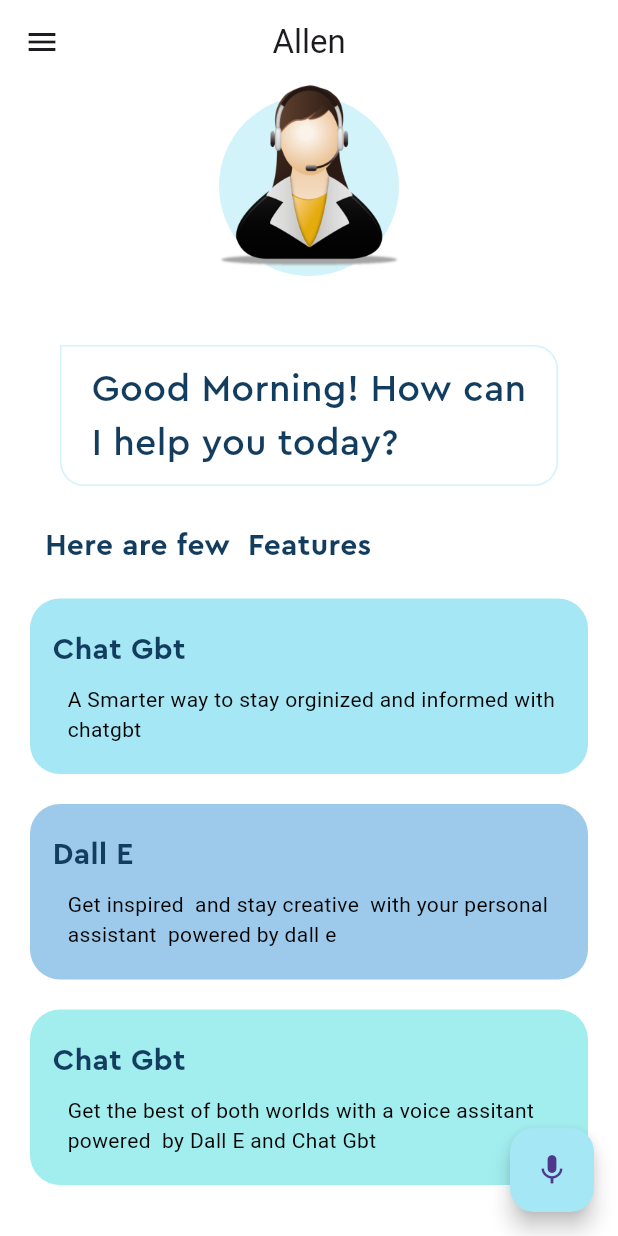
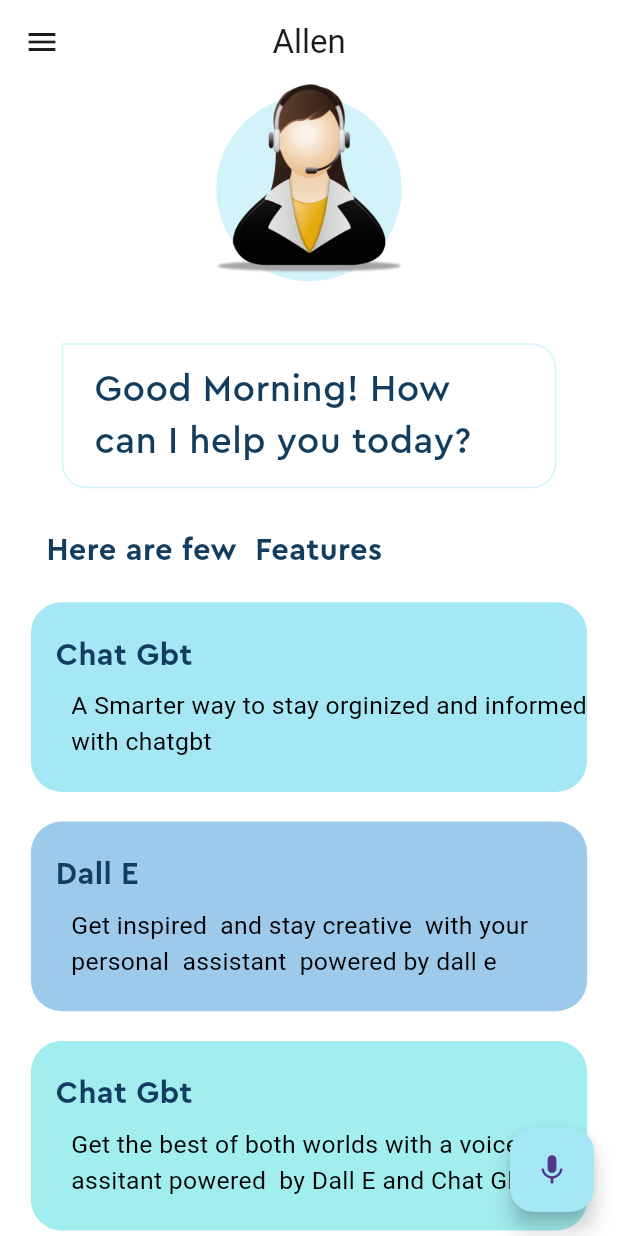
Before and after one commit to pakpuk/Voice-Assistant-App-with-ChatGPT-Dall-E-AI-Image_generation, a Flutter app: the screen it shows after launch, after a tap on the "mic" icon, on a phone screen of 412 x 824 dp. Run offline on Flutter 3.47's test engine with Material 3 defaults, Android fonts, the phone set to English and light mode, and no system bars; our stand-ins replace speech_to_text.

```diff
--- a/lib/componants/box_feature.dart
+++ b/lib/componants/box_feature.dart
@@ -1,11 +1,11 @@
 import 'package:flutter/material.dart';
 import 'package:voice_assistant_app/theming/colors.dart';
-import 'package:voice_assistant_app/utils/constants.dart';
 
 class BoxFeature extends StatelessWidget {
   final Color boxcolor;
   final String boxtitle;
   final String boxsubtitle;
+
   const BoxFeature({
     super.key,
     required this.boxcolor,
@@ -15,15 +15,23 @@ class BoxFeature extends StatelessWidget {
 
   @override
   Widget build(BuildContext context) {
+    final screenWidth = MediaQuery.of(context).size.width;
+    final screenHeight = MediaQuery.of(context).size.height;
+
     return Container(
       width: double.infinity,
-      margin: EdgeInsets.symmetric(horizontal: 20, vertical: 10),
+      margin: EdgeInsets.symmetric(
+        horizontal: screenWidth * 0.05,
+        vertical: screenHeight * 0.012,
+      ),
       decoration: BoxDecoration(
-          color: boxcolor, borderRadius: BorderRadius.all(Radius.circular(20))),
+        color: boxcolor,
+        borderRadius: BorderRadius.all(Radius.circular(screenWidth * 0.05)),
+      ),
       child: Padding(
-        padding: const EdgeInsets.symmetric(vertical: 20.0).copyWith(
-          left: 15,
-        ),
+        padding: EdgeInsets.symmetric(
+          vertical: screenHeight * 0.025,
+        ).copyWith(left: screenWidth * 0.04),
         child: Column(
           crossAxisAlignment: CrossAxisAlignment.start,
           children: [
@@ -32,19 +40,20 @@ class BoxFeature extends StatelessWidget {
               style: TextStyle(
                 fontWeight: FontWeight.bold,
                 fontFamily: 'Cera Pro',
-                fontSize: 20,
+                fontSize: screenWidth * 0.05,
                 color: Pallete.mainFontColor,
               ),
             ),
             SizedBox(
-              height: 8,
+              height: screenHeight * 0.01,
             ),
             Padding(
-              padding: const EdgeInsets.only(left: 10),
+              padding: EdgeInsets.only(left: screenWidth * 0.025),
               child: Text(
                 boxsubtitle,
                 style: TextStyle(
                   color: Pallete.blackColor,
+                  fontSize: screenWidth * 0.04,
                 ),
               ),
             ),
--- a/lib/componants/profile_widget.dart
+++ b/lib/componants/profile_widget.dart
@@ -7,24 +7,32 @@ class ProfileWidget extends StatelessWidget {
 
   @override
   Widget build(BuildContext context) {
+    // Get screen width for responsiveness
+    final screenWidth = MediaQuery.of(context).size.width;
+    // Scale profile size (120 is base size)
+    final profileSize = screenWidth * 0.3; // 30% of screen width
+
     return Stack(
       children: [
         Container(
           margin: const EdgeInsets.only(top: 8),
-          height: 120,
-          width: 120,
+          height: profileSize,
+          width: profileSize,
           decoration: BoxDecoration(
             color: Pallete.assistantCircleColor,
             shape: BoxShape.circle,
           ),
         ),
         Container(
-          height: 123,
-          width: 120,
+          height: profileSize + 3, // same +3 offset as original
+          width: profileSize,
           decoration: BoxDecoration(
-            image: DecorationImage(image: AssetImage(Constants.assetAvatar)),
+            image: DecorationImage(
+              image: AssetImage(Constants.assetAvatar),
+              fit: BoxFit.cover,
+            ),
           ),
-        )
+        ),
       ],
     );
   }
--- a/lib/componants/wlc_message_widget.dart
+++ b/lib/componants/wlc_message_widget.dart
@@ -11,27 +11,33 @@ class WlcMessageWidget extends StatefulWidget {
 class _WlcMessageWidgetState extends State<WlcMessageWidget> {
   @override
   Widget build(BuildContext context) {
+    final screenWidth = MediaQuery.of(context).size.width;
+    final screenHeight = MediaQuery.of(context).size.height;
+
     return Container(
-      margin: EdgeInsets.symmetric(horizontal: 40).copyWith(
-        top: 30,
+      margin: EdgeInsets.symmetric(horizontal: screenWidth * 0.1).copyWith(
+        top: screenHeight * 0.03,
       ),
-      padding: EdgeInsetsDirectional.symmetric(
-        vertical: 10,
-        horizontal: 20,
+      padding: EdgeInsets.symmetric(
+        vertical: screenHeight * 0.015,
+        horizontal: screenWidth * 0.05,
       ),
       decoration: BoxDecoration(
         border: Border.all(color: Pallete.assistantCircleColor),
         borderRadius: BorderRadius.only(
-            topRight: Radius.circular(16),
-            bottomLeft: Radius.circular(16),
-            bottomRight: Radius.circular(16)),
+          topRight: Radius.circular(screenWidth * 0.04),
+          bottomLeft: Radius.circular(screenWidth * 0.04),
+          bottomRight: Radius.circular(screenWidth * 0.04),
+        ),
       ),
-      child: const Text("Good Morning! How can I help you today?",
-          style: TextStyle(
-            fontFamily: 'Cera Pro',
-            color: Pallete.mainFontColor,
-            fontSize: 25,
-          )),
+      child: Text(
+        "Good Morning! How can I help you today?",
+        style: TextStyle(
+          fontFamily: 'Cera Pro',
+          color: Pallete.mainFontColor,
+          fontSize: screenWidth * 0.06,
+        ),
+      ),
     );
   }
 }
--- a/lib/main.dart
+++ b/lib/main.dart
@@ -13,7 +13,6 @@ class MyApp extends StatelessWidget {
   Widget build(BuildContext context) {
     return MaterialApp(
       debugShowCheckedModeBanner: false,
-      title: 'Flutter Demo',
       theme: ThemeData.light(
         useMaterial3: true,
       ).copyWith(scaffoldBackgroundColor: Pallete.whiteColor),
--- /dev/null
+++ b/lib/utils/secrets.dart
@@ -0,0 +1 @@
+const GeminiApiKey = "AIzaSyCwstu-3QysYdGQ1muSONjgQwSu741JYW4";
--- a/lib/view/Home_page.dart
+++ b/lib/view/Home_page.dart
@@ -1,4 +1,6 @@
 import 'package:flutter/material.dart';
+import 'package:speech_to_text/speech_recognition_result.dart';
+import 'package:speech_to_text/speech_to_text.dart';
 import 'package:voice_assistant_app/componants/box_feature.dart';
 import 'package:voice_assistant_app/componants/profile_widget.dart';
 import 'package:voice_assistant_app/componants/wlc_message_widget.dart';
@@ -14,8 +16,45 @@ class HomePage extends StatefulWidget {
 }
 
 class _HomePageState extends State<HomePage> {
+  final speechToText = SpeechToText();
+  String lastWords = '';
   @override
+  void initState() {
+    super.initState();
+    initSpeechToText();
+  }
+
+  Future<void> initSpeechToText() async {
+    await speechToText.initialize();
+    setState(() {});
+  }
+
+  Future<void> startListening() async {
+    await speechToText.listen(onResult: onSpeechResult);
+    setState(() {});
+  }
+
+  Future<void> stopListening() async {
+    await speechToText.stop();
+    setState(() {});
+  }
+
+  void onSpeechResult(SpeechRecognitionResult result) {
+    setState(() {
+      lastWords = result.recognizedWords;
+    });
+  }
+
+  @override
+  void dispose() {
+    speechToText.stop();
+    super.dispose();
+  }
+
   Widget build(BuildContext context) {
+    final screenWidth = MediaQuery.of(context).size.width;
+    final screenHeight = MediaQuery.of(context).size.height;
+
     return Scaffold(
       appBar: AppBar(
         backgroundColor: Pallete.whiteColor,
@@ -23,21 +62,22 @@ class _HomePageState extends State<HomePage> {
         centerTitle: true,
         leading: Icon(Icons.menu),
       ),
-      body: Column(
+      body: SingleChildScrollView(
+        child: Column(
           children: [
             Center(
               child: ProfileWidget(),
             ),
             SizedBox(
-            height: 16,
+              height: screenHeight * 0.02,
             ),
             WlcMessageWidget(),
             SizedBox(
-            height: 16,
+              height: screenHeight * 0.02,
             ),
             Container(
-            padding: EdgeInsets.all(10),
-            margin: EdgeInsets.only(left: 20),
+              padding: EdgeInsets.all(screenWidth * 0.025),
+              margin: EdgeInsets.only(left: screenWidth * 0.05),
               child: Align(
                 alignment: Alignment.centerLeft,
                 child: Text(
@@ -45,7 +85,7 @@ class _HomePageState extends State<HomePage> {
                   style: TextStyle(
                     fontFamily: 'Cera Pro',
                     color: Pallete.mainFontColor,
-                  fontSize: 20,
+                    fontSize: screenWidth * 0.05,
                     fontWeight: FontWeight.bold,
                   ),
                 ),
@@ -72,8 +112,17 @@ class _HomePageState extends State<HomePage> {
             )
           ],
         ),
+      ),
       floatingActionButton: FloatingActionButton(
-        onPressed: () {},
+        onPressed: () async {
+          if (await speechToText.hasPermission && speechToText.isNotListening) {
+            await startListening();
+          } else if (speechToText.isListening) {
+            await stopListening();
+          } else {
+            speechToText.stop();
+          }
+        },
         backgroundColor: Pallete.firstSuggestionBoxColor,
         child: Icon(Icons.mic),
       ),
--- a/pubspec.yaml
+++ b/pubspec.yaml
@@ -36,6 +36,9 @@ dependencies:
   # Use with the CupertinoIcons class for iOS style icons.
   cupertino_icons: ^1.0.8
   speech_to_text: ^7.0.0
+  flutter_screenutil: ^5.9.3
+  http: ^1.4.0
+  flutter_gemini: ^3.0.0
 
 dev_dependencies:
   flutter_test:
```
Also changed, not shown: lib/service/gemini_service.dart (added), pubspec.lock, 1 other file. Lines whose indentation alone changed are shown as unchanged.
